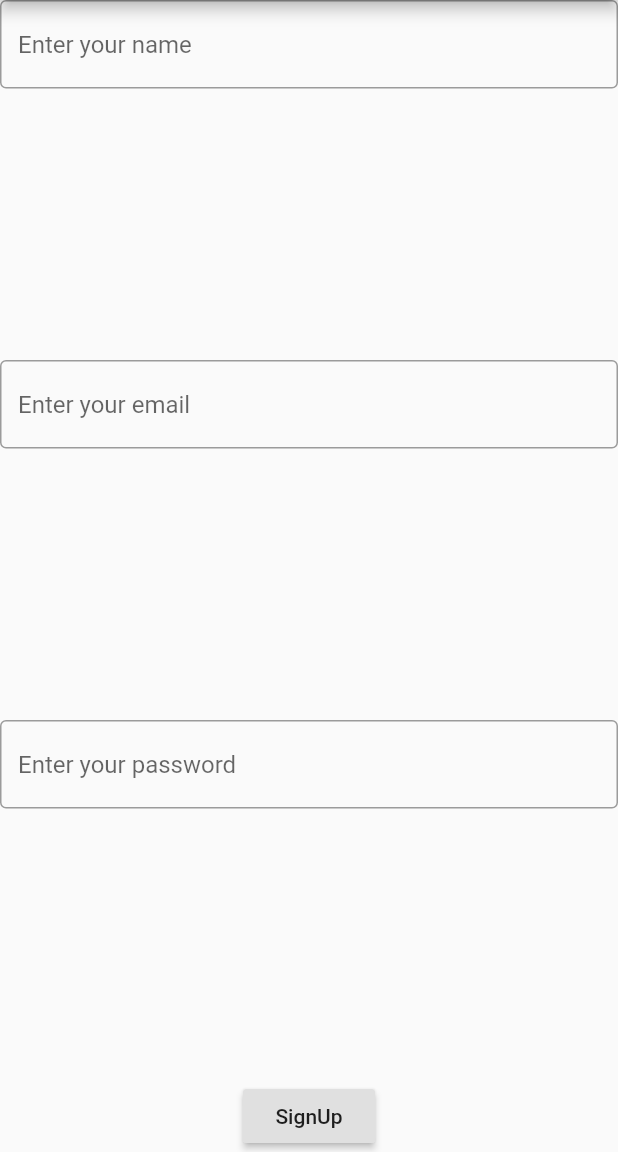
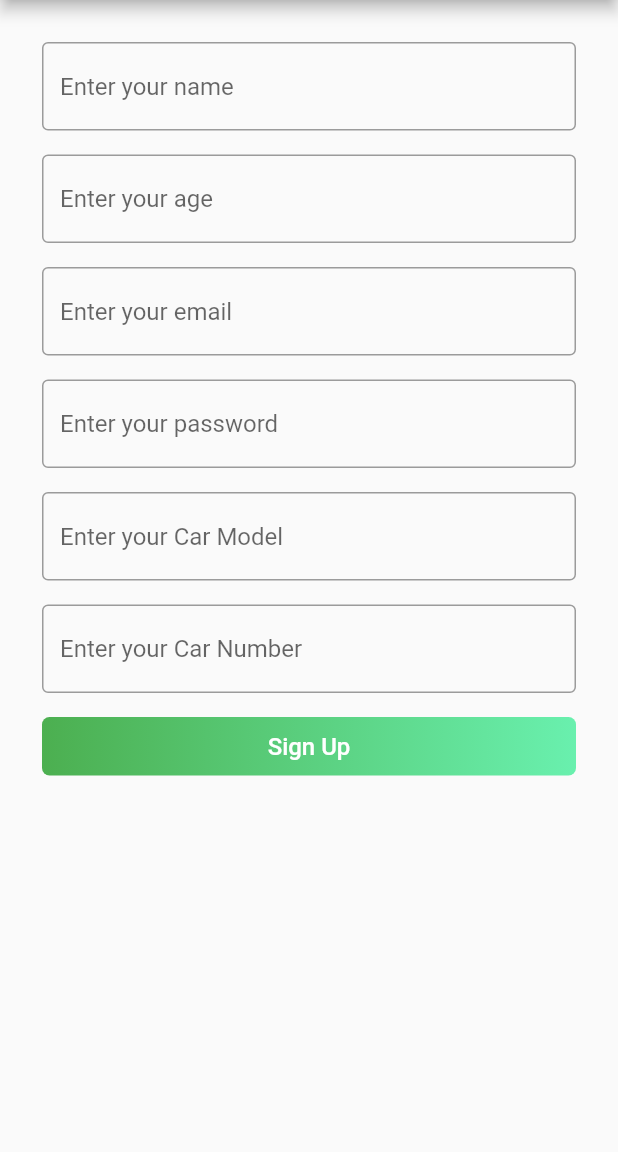
Before and after one commit to KarimMohamed20/v2v-stem, a Flutter app: the Register screen opened directly, on a phone screen of 412 x 824 dp, the part 84-1236 px from its top. Run offline on Flutter 3.47's test engine with Material 2 defaults, Android fonts, the phone set to English and light mode, and no system bars; our stand-ins replace firebase_auth, firebase_database, google_maps_flutter, location, shared_preferences; accounts and stored records are empty.

Commit message:
Finish Register and Login

```diff
--- a/lib/Register.dart
+++ b/lib/Register.dart
@@ -1,8 +1,9 @@
-import 'dart:async';
 import 'package:firebase_auth/firebase_auth.dart';
 import 'package:firebase_database/firebase_database.dart';
 import 'package:flutter/material.dart';
 import 'package:shared_preferences/shared_preferences.dart';
+
+import 'Home.dart';
 
 class Register extends StatefulWidget {
   @override
@@ -22,8 +23,7 @@ class _RegisterState extends State<Register> {
 
   void createUser() async {
     SharedPreferences _prefs = await SharedPreferences.getInstance();
-    if (RegExp(email.text).hasMatch(
-            "^[a-zA-Z0-9.!#\$%&'*+/=?^_`{|}~-]+@[a-zA-Z0-9](?:[a-zA-Z0-9-]{0,253}[a-zA-Z0-9])?(?:\.[a-zA-Z0-9](?:[a-zA-Z0-9-]{0,253}[a-zA-Z0-9])?)*\$") &&
+    if (
         password.text != "") {
       await FirebaseAuth.instance
           .createUserWithEmailAndPassword(
@@ -35,13 +35,20 @@ class _RegisterState extends State<Register> {
           "age": age.text,
           "email": email.text,
           "carModel": carModel.text,
-          "carNumber": carNumber.text
+          "carNumber": carNumber.text,
+          "latitude":"0.0",
+          "longitude":"0.0"
         });
-        await _prefs.setString("uid", currentUser.user.uid);
-      });
-
         // Save USER ID from Firebase in SharedPreferences
 
+        await _prefs.setString("uid", currentUser.user.uid);
+        Navigator.pushReplacement(
+            context,
+            MaterialPageRoute(
+                builder: (context) => Home(uid: currentUser.user.uid)));
+      });
+    } else {
+      print('Wrong Email or Password Format');
     }
   }
 
@@ -52,20 +59,44 @@ class _RegisterState extends State<Register> {
         title: Text("V2V STEM"),
       ),
       body: Container(
+        padding: EdgeInsets.all(20),
         child: Column(
-          mainAxisAlignment: MainAxisAlignment.spaceBetween,
           children: <Widget>[
             textInput(name, hintText: "Enter your name"),
+            textInput(age, hintText: "Enter your age"),
             textInput(email, hintText: "Enter your email"),
             textInput(password,
                 hintText: "Enter your password", password: true),
-            //   textInput(carNumber, hintText: "Enter your Car Number"),
-            RaisedButton(
-              onPressed: () {
+            textInput(carModel, hintText: "Enter your Car Model"),
+            textInput(carNumber, hintText: "Enter your Car Number"),
+            Padding(
+              padding: const EdgeInsets.all(8.0),
+              child: new GestureDetector(
+                child: new Material(
+                  child: new Container(
+                    padding: const EdgeInsets.only(top: 10.0, bottom: 10.0),
+                    decoration: new BoxDecoration(
+                      borderRadius: new BorderRadius.circular(5.0),
+                      gradient: new LinearGradient(colors: <Color>[
+                        Colors.green,
+                        Colors.greenAccent,
+                      ]),
+                    ),
+                    alignment: Alignment.center,
+                    child: new Text(
+                      "Sign Up",
+                      style: new TextStyle(
+                          color: Colors.white,
+                          fontSize: 16.0,
+                          fontWeight: FontWeight.w500),
+                    ),
+                  ),
+                ),
+                onTap: () {
                   createUser();
                 },
-              child: Text("SignUp"),
               ),
+            )
           ],
         ),
       ),
@@ -73,14 +104,17 @@ class _RegisterState extends State<Register> {
   }
 
   textInput(TextEditingController controller,
-      {String hintText, bool password}) {
-    return TextFormField(
-      obscureText: password ?? false,
+      {String hintText, bool password = false}) {
+    return Padding(
+      padding: const EdgeInsets.all(8.0),
+      child: TextFormField(
+        obscureText: password,
         controller: controller,
         decoration: InputDecoration(
           hintText: hintText,
           border: OutlineInputBorder(),
         ),
+      ),
     );
   }
 }
```
Also changed, not shown: lib/Home.dart (+23 -30 lines), lib/Login.dart (added, +78 -0 lines), lib/landing_page.dart (+11 -3 lines), lib/splash_screen.dart (+46 -25 lines). Lines whose indentation alone changed are shown as unchanged.
